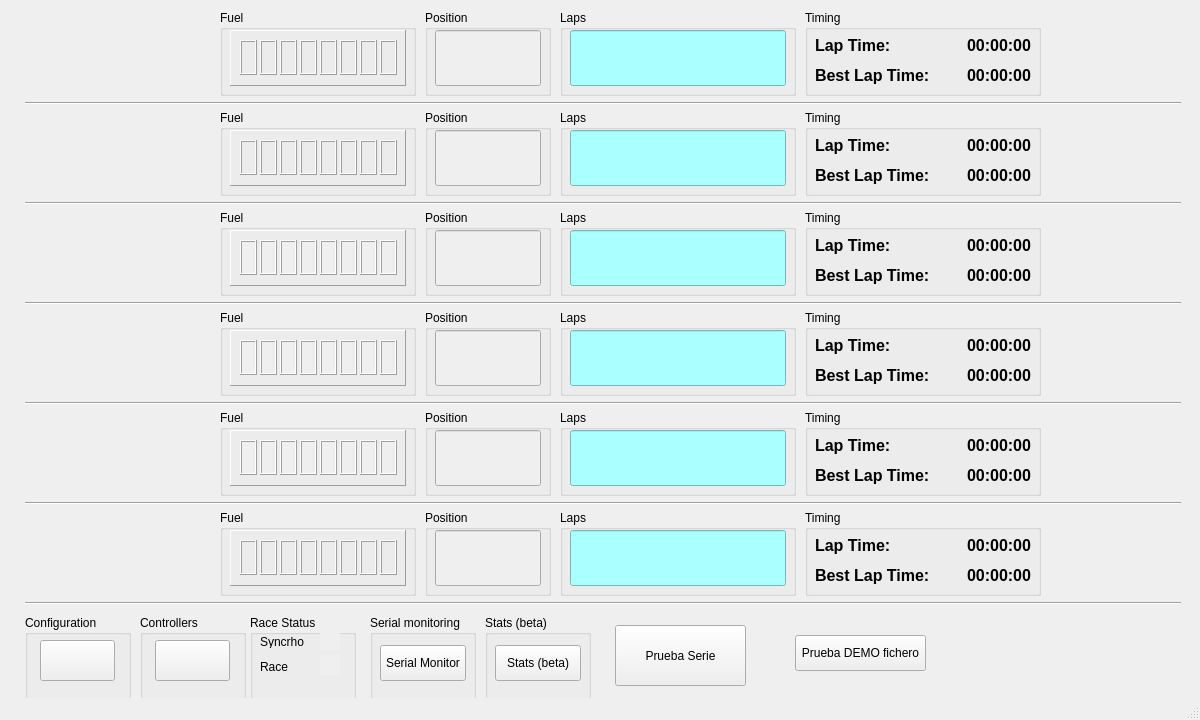
First picture: the form in src/mainwindow.ui, repository frechilla/qslotracing, before the edit.
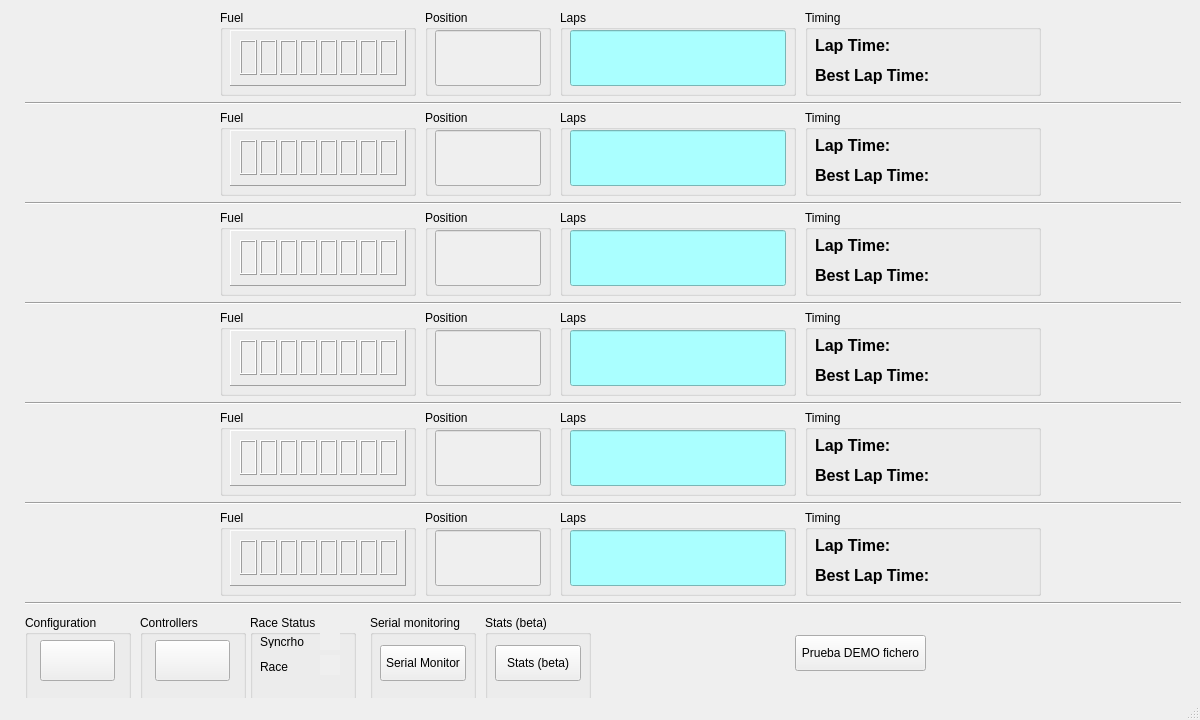
Second picture: the form after the edit. Icons and pictures are not drawn.

Commit message: GUI updated: lap time bugs fixed; demo file updated.

Patch:
```diff
--- a/src/mainwindow.ui
+++ b/src/mainwindow.ui
@@ -546,19 +546,6 @@
      <string>Prueba DEMO fichero</string>
     </property>
    </widget>
-   <widget class="QPushButton" name="pushButton_3">
-    <property name="geometry">
-     <rect>
-      <x>615</x>
-      <y>625</y>
-      <width>131</width>
-      <height>61</height>
-     </rect>
-    </property>
-    <property name="text">
-     <string>Prueba Serie</string>
-    </property>
-   </widget>
    <widget class="QGroupBox" name="groupBox">
     <property name="geometry">
      <rect>
@@ -2212,13 +2199,13 @@
       <string notr="true"/>
      </property>
      <property name="text">
-      <string>00:00:00</string>
+      <string/>
      </property>
      <property name="alignment">
       <set>Qt::AlignRight|Qt::AlignTrailing|Qt::AlignVCenter</set>
      </property>
      <property name="margin">
-      <number>2</number>
+      <number>3</number>
      </property>
     </widget>
     <widget class="QLabel" name="labelTime1">
@@ -2239,11 +2226,14 @@
       </font>
      </property>
      <property name="text">
-      <string>00:00:00</string>
+      <string/>
      </property>
      <property name="alignment">
       <set>Qt::AlignRight|Qt::AlignTrailing|Qt::AlignVCenter</set>
      </property>
+     <property name="margin">
+      <number>3</number>
+     </property>
     </widget>
    </widget>
    <widget class="QGroupBox" name="groupBox_25">
@@ -2318,11 +2308,14 @@
       </font>
      </property>
      <property name="text">
-      <string>00:00:00</string>
+      <string/>
      </property>
      <property name="alignment">
       <set>Qt::AlignRight|Qt::AlignTrailing|Qt::AlignVCenter</set>
      </property>
+     <property name="margin">
+      <number>3</number>
+     </property>
     </widget>
     <widget class="QLabel" name="labelTime2">
      <property name="geometry">
@@ -2345,13 +2338,13 @@
       <string notr="true"/>
      </property>
      <property name="text">
-      <string>00:00:00</string>
+      <string/>
      </property>
      <property name="alignment">
       <set>Qt::AlignRight|Qt::AlignTrailing|Qt::AlignVCenter</set>
      </property>
      <property name="margin">
-      <number>2</number>
+      <number>3</number>
      </property>
     </widget>
    </widget>
@@ -2427,11 +2420,14 @@
       </font>
      </property>
      <property name="text">
-      <string>00:00:00</string>
+      <string/>
      </property>
      <property name="alignment">
       <set>Qt::AlignRight|Qt::AlignTrailing|Qt::AlignVCenter</set>
      </property>
+     <property name="margin">
+      <number>3</number>
+     </property>
     </widget>
     <widget class="QLabel" name="labelTime3">
      <property name="geometry">
@@ -2451,11 +2447,14 @@
       </font>
      </property>
      <property name="text">
-      <string>00:00:00</string>
+      <string/>
      </property>
      <property name="alignment">
       <set>Qt::AlignRight|Qt::AlignTrailing|Qt::AlignVCenter</set>
      </property>
+     <property name="margin">
+      <number>3</number>
+     </property>
     </widget>
    </widget>
    <widget class="QGroupBox" name="groupBox_27">
@@ -2530,11 +2529,14 @@
       </font>
      </property>
      <property name="text">
-      <string>00:00:00</string>
+      <string/>
      </property>
      <property name="alignment">
       <set>Qt::AlignRight|Qt::AlignTrailing|Qt::AlignVCenter</set>
      </property>
+     <property name="margin">
+      <number>3</number>
+     </property>
     </widget>
     <widget class="QLabel" name="labelTime4">
      <property name="geometry">
@@ -2554,11 +2556,14 @@
       </font>
      </property>
      <property name="text">
-      <string>00:00:00</string>
+      <string/>
      </property>
      <property name="alignment">
       <set>Qt::AlignRight|Qt::AlignTrailing|Qt::AlignVCenter</set>
      </property>
+     <property name="margin">
+      <number>3</number>
+     </property>
     </widget>
    </widget>
    <widget class="QGroupBox" name="groupBox_28">
@@ -2633,11 +2638,14 @@
       </font>
      </property>
      <property name="text">
-      <string>00:00:00</string>
+      <string/>
      </property>
      <property name="alignment">
       <set>Qt::AlignRight|Qt::AlignTrailing|Qt::AlignVCenter</set>
      </property>
+     <property name="margin">
+      <number>3</number>
+     </property>
     </widget>
     <widget class="QLabel" name="labelTime5">
      <property name="geometry">
@@ -2657,11 +2665,14 @@
       </font>
      </property>
      <property name="text">
-      <string>00:00:00</string>
+      <string/>
      </property>
      <property name="alignment">
       <set>Qt::AlignRight|Qt::AlignTrailing|Qt::AlignVCenter</set>
      </property>
+     <property name="margin">
+      <number>3</number>
+     </property>
     </widget>
    </widget>
    <widget class="QGroupBox" name="groupBox_29">
@@ -2736,11 +2747,14 @@
       </font>
      </property>
      <property name="text">
-      <string>00:00:00</string>
+      <string/>
      </property>
      <property name="alignment">
       <set>Qt::AlignRight|Qt::AlignTrailing|Qt::AlignVCenter</set>
      </property>
+     <property name="margin">
+      <number>3</number>
+     </property>
     </widget>
     <widget class="QLabel" name="labelTime6">
      <property name="geometry">
@@ -2760,11 +2774,14 @@
       </font>
      </property>
      <property name="text">
-      <string>00:00:00</string>
+      <string/>
      </property>
      <property name="alignment">
       <set>Qt::AlignRight|Qt::AlignTrailing|Qt::AlignVCenter</set>
      </property>
+     <property name="margin">
+      <number>3</number>
+     </property>
     </widget>
    </widget>
   </widget>
```
The commit also changes 3 other files.
